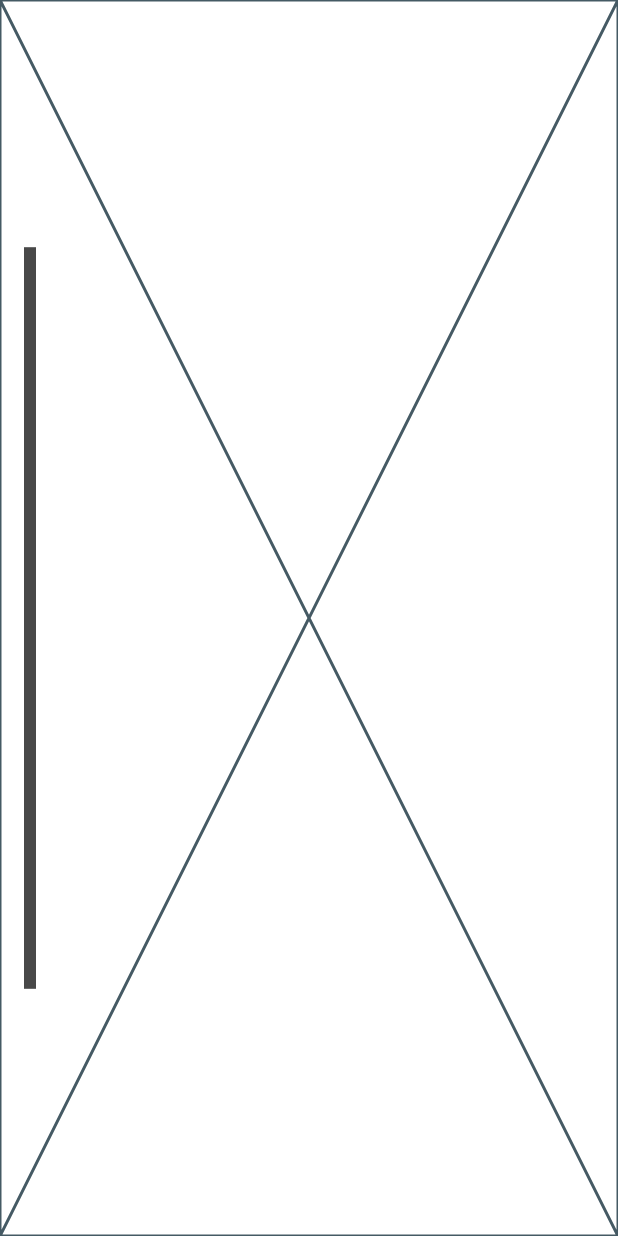
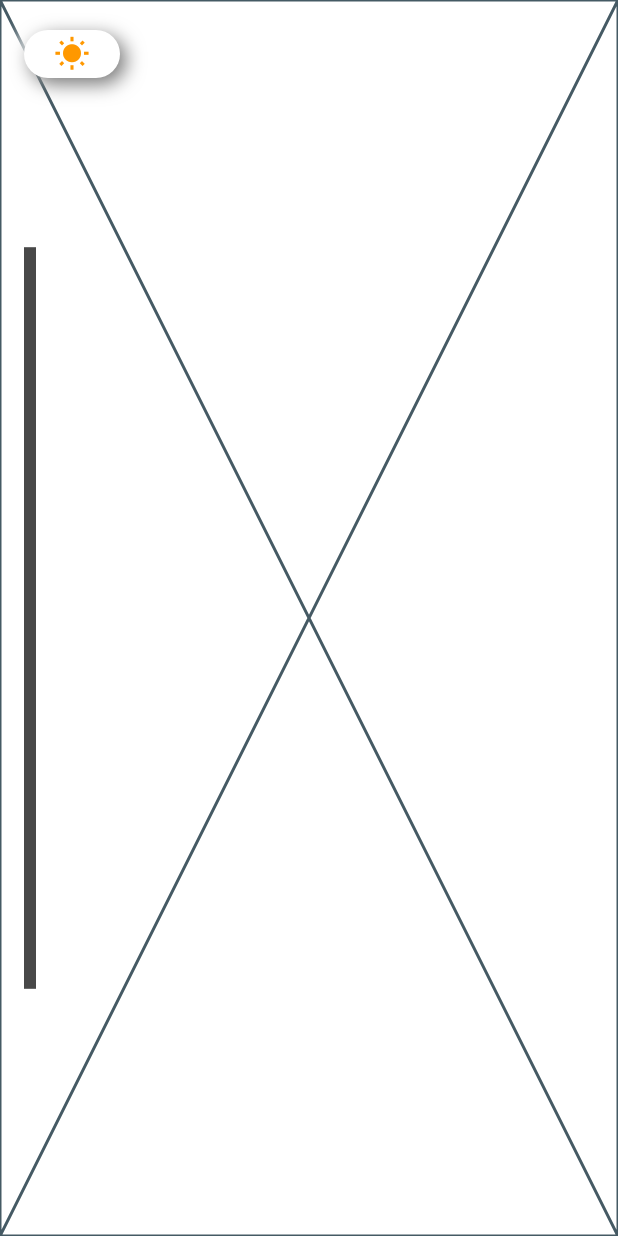
Before and after one commit to sachin17081998/mark_1, a Flutter app: the screen it shows after launch, on a phone screen of 412 x 824 dp. Run offline on Flutter 3.47's test engine with Material 3 defaults, Android fonts, the phone set to English and light mode, and no system bars; our stand-ins replace flutter_mobx, get_it, mobx, visibility_detector.

Commit message:
Refactor theme management and add custom vertical divider component; update imports and enhance main app structure

```diff
--- a/app/lib/main.dart
+++ b/app/lib/main.dart
@@ -19,15 +19,37 @@ class MyApp extends StatelessWidget {
   Widget build(BuildContext context) {
     final store = di<AppStore>();
 
-    return MaterialApp(
+    return Observer(
+      builder: (context) {
+        return AnimatedSwitcher(
+           duration: const Duration(milliseconds: 800),switchInCurve:Curves.easeIn,switchOutCurve: Curves.easeOut,
+          child: MaterialApp(
+             key: ValueKey<bool>(store.appTheme.value == ThemeMode.light),
             theme: ThemeData.light().copyWith(
           extensions: [AppText.main()], // Use light theme
             ),
             darkTheme: ThemeData.dark().copyWith(
           extensions: [AppColors.dark(), AppText.main()], // Use dark theme
             ),
-  themeMode: ThemeMode.light, // Force light mode
-      home: Observer(
+            themeMode: store.appTheme.value, // Force light mode
+            home: const RootApp(),
+          ),
+        );
+      },
+    );
+  }
+}
+
+class RootApp extends StatelessWidget {
+  const RootApp({
+    super.key,
+  });
+
+
+  @override
+  Widget build(BuildContext context) {
+      final store = di<AppStore>();
+    return Observer(
       builder: (_) {
 
         // Show loading indicator while initializing
@@ -51,7 +73,6 @@ class MyApp extends StatelessWidget {
           body:MainScreen(),
         );
       },
-      ),
     );
   }
 }
--- /dev/null
+++ b/app/lib/ui/components/theme_switch.dart
@@ -0,0 +1,106 @@
+
+
+import 'package:ds_kit/ds_kit.dart';
+import 'package:flutter/material.dart';
+import 'package:flutter_mobx/flutter_mobx.dart';
+import 'package:mark_1/di/di.dart';
+import 'package:mark_1/store/appstore.dart';
+
+class ThemeSwitch extends StatefulWidget {
+  const ThemeSwitch({super.key});
+
+  @override
+  ThemeSwitchState createState() => ThemeSwitchState();
+}
+
+class ThemeSwitchState extends State<ThemeSwitch>
+    with SingleTickerProviderStateMixin {
+  late AnimationController _controller;
+  late Animation<double> _glowAnimation;
+  bool isAnimating = false;
+
+  @override
+  void initState() {
+    super.initState();
+    _controller = AnimationController(
+      vsync: this,
+      duration: const Duration(milliseconds: 500),
+    );
+
+    _glowAnimation = Tween<double>(begin: 0.0, end: 1.0).animate(
+      CurvedAnimation(parent: _controller, curve: Curves.easeOut),
+    );
+  }
+
+  Future<void> _toggleTheme(AppStore store) async {
+    if (isAnimating) return;
+    isAnimating = true;
+    await _controller.forward(from: 0.0); // Animate the glow effect first
+    store.toggleTheme();
+    isAnimating = false;
+  }
+
+  @override
+  Widget build(BuildContext context) {
+    final store = di.get<AppStore>();
+    final theme = Theme.of(context);
+    return Observer(
+      builder: (context) {
+        bool isLightTheme = store.appTheme.value == ThemeMode.light;
+
+        return GestureDetector(
+            onTap: () => _toggleTheme(store),
+            child: AnimatedContainer(
+              duration: const Duration(milliseconds: 300),
+              width: theme.size.s16,
+              height: theme.size.s8,
+              decoration: BoxDecoration(
+                color: theme.colors.background,
+                borderRadius: BorderRadius.circular(35),
+                boxShadow: [
+                  // Inner shadow for depth effect
+                  BoxShadow(
+                    color: isLightTheme ? Colors.white : Colors.black54,
+                    offset: const Offset(-4, -4),
+                    blurRadius: 10,
+                  ),
+                  BoxShadow(
+                    color: isLightTheme ? Colors.grey[600]! : Colors.black,
+                    offset: const Offset(4, 4),
+                    blurRadius: 10,
+                  ),
+                  // Outer glow effect based on theme
+                  BoxShadow(
+                    // color: theme.colors.primary.withValues(alpha:_glowAnimation.value * 0.6),
+                    color: isLightTheme
+                        ? Colors.yellow
+                            .withValues(alpha: _glowAnimation.value * 0.6)
+                        : Colors.blueAccent
+                            .withValues(alpha: _glowAnimation.value * 0.6),
+                    blurRadius: 30 * _glowAnimation.value,
+                    spreadRadius: 10 * _glowAnimation.value,
+                  ),
+                ],
+              ),
+              child: Center(
+                child: AnimatedSwitcher(
+                  duration: const Duration(milliseconds: 300),
+                  // transitionBuilder: (child, animation) {
+                  //   return ScaleTransition(scale: animation, child: child);
+                  // },
+                  child: isLightTheme
+                      ? Icon(Icons.wb_sunny,
+                          key: const ValueKey("sun"),
+                          size: theme.size.s6,
+                          color: Colors.orange)
+                      : Icon(Icons.nightlight_round,
+                          key: const ValueKey("moon"),
+                          size: theme.size.s6,
+                          color: Colors.blueAccent),
+                ),
+              ),
+            ));
+      },
+    );
+  }
+}
--- a/app/lib/ui/pages/home/homepage.dart
+++ b/app/lib/ui/pages/home/homepage.dart
@@ -1,6 +1,6 @@
 import 'package:ds_kit/ds_kit.dart';
 import 'package:flutter/material.dart';
-import 'package:mark_1/ui/pages/home/desktopHomePage.dart';
+import 'package:mark_1/ui/pages/home/desktop_home_page.dart';
 import 'package:mark_1/ui/pages/home/mobileHomePage.dart';
 import 'package:mark_1/utils.dart';
 
--- a/app/lib/ui/pages/mainscree.dart
+++ b/app/lib/ui/pages/mainscree.dart
@@ -5,6 +5,7 @@ import 'package:mark_1/di/di.dart';
 import 'package:mark_1/store/appstore.dart';
 import 'package:mark_1/ui/components/desktop_nav_bar.dart';
 import 'package:mark_1/ui/components/progress_indicator.dart';
+import 'package:mark_1/ui/components/theme_switch.dart';
 import 'package:mark_1/ui/pages/about/about.dart';
 import 'package:mark_1/ui/pages/home/homepage.dart';
 import 'package:mark_1/ui/pages/qualifications/qualifications.dart';
@@ -94,10 +95,11 @@ class _MainScreenState extends State<MainScreen> {
             },
           ),
         ),
-        Observer(builder: (context) {
-          if (store.makeDesktopNavSticky.value &&
-              store.currentPageIndex.value > 1) {
-            return Positioned(
+        Observer(
+          builder: (context) {
+            if (store.makeDesktopNavSticky.value &&
+                store.currentPageIndex.value > 1) {
+              return Positioned(
                 top: 0,
                 child: Container(
                   decoration: BoxDecoration(
@@ -106,20 +108,18 @@ class _MainScreenState extends State<MainScreen> {
                   child: const NavItems(
                     withAnimation: false,
                   ),
-                ));
-          }
+                ),
+              );
+            }
 
-          return const SizedBox.shrink();
-        })
-        //      Observer(builder: (context) {
-        //   return AnimatedPositioned(duration: Duration(milliseconds: 500),
-        //     left: 0,
-        //     right: 0,
-        //     bottom: store.currentPageIndex.value > 0 ? null : 50, // Initially at bottom
-        //     top: store.currentPageIndex.value > 0 ? 0 : null, // Stick to top after scrolling
-        //     child: NavItems(),
-        //   );
-        // }),
+            return const SizedBox.shrink();
+          },
+        ),
+        const Positioned(
+          left: 16,
+          top: 20,
+          child: ThemeSwitch(),
+        )
       ],
     );
   }
```
Also changed, not shown: app/lib/store/appstore.dart (+12 -1 lines), app/lib/ui/components/desktop_contact_links.dart (added, +67 -0 lines), app/lib/ui/components/vertical_divider.dart (added, +17 -0 lines), app/lib/ui/pages/home/desktop_home_page.dart (renamed from app/lib/ui/pages/home/desktopHomePage.dart, +8 -1 lines). Lines whose indentation alone changed are shown as unchanged.
